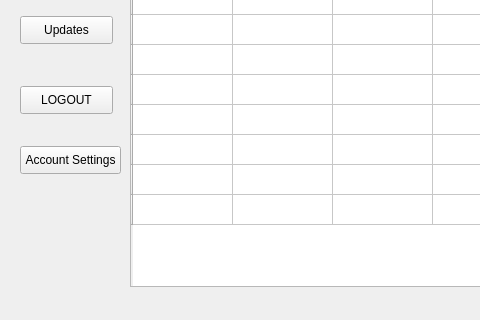
First picture: the form in HOME.ui, repository Ghulam-Mustafa08291/DB-project, before the edit; both pictures show x 0 to 480 and y 173 to 493 of the 800 by 600 pixel window.
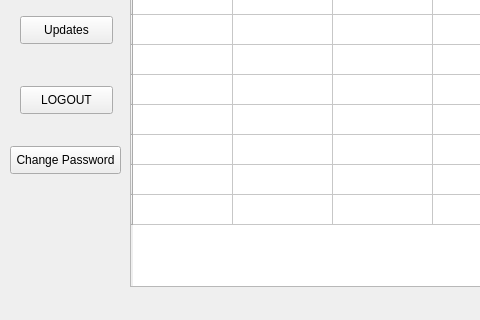
Second picture: the form after the edit.

What changed in the file:
```diff
--- a/HOME.ui
+++ b/HOME.ui
@@ -154,14 +154,14 @@
    <widget class="QPushButton" name="pushButton_7">
     <property name="geometry">
      <rect>
-      <x>20</x>
+      <x>10</x>
       <y>300</y>
-      <width>101</width>
+      <width>111</width>
       <height>28</height>
      </rect>
     </property>
     <property name="text">
-     <string>Account Settings</string>
+     <string>Change Password</string>
     </property>
    </widget>
    <widget class="QPushButton" name="pushButton_8">
```
